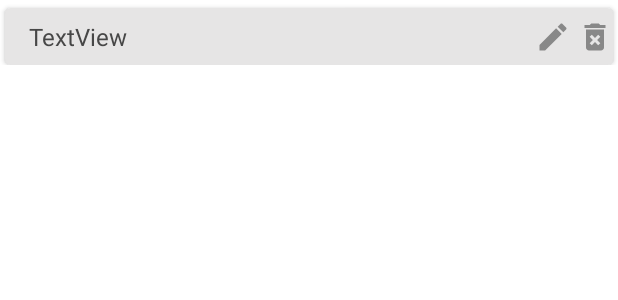
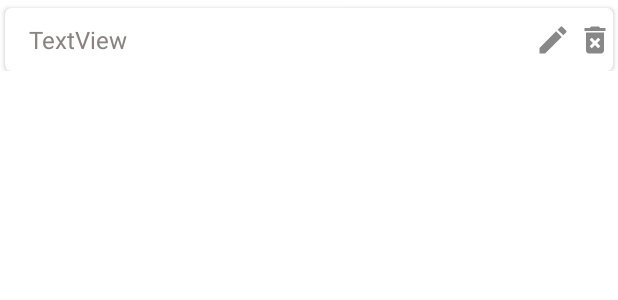
Before and after one commit to Nekit120/FirstApp, an Android app: the layout shop_library_list_item.xml on its own in the app's theme, with its tools: preview values and no code run, on a phone screen of 412 x 824 dp. Shown: the top 300 px of the screen. Run offline under Robolectric (Android 15) with nearby library versions, the phone set to English and light mode, and no system bars.

Commit message:
Showing LibraryItem in list

```diff
--- a/app/src/main/java/com/example/firstapp/db/MainViewModel.kt
+++ b/app/src/main/java/com/example/firstapp/db/MainViewModel.kt
@@ -9,12 +9,15 @@ import kotlinx.coroutines.launch
 
 class MainViewModel(database:MainDataBase) : ViewModel() {
     val dao = database.getDao()
-
+    val libraryItems = MutableLiveData<List<LibraryItem>>()
     val allNotes: LiveData<List<NoteItem>> = dao.getAllItems().asLiveData()
     val allShopListNameItem: LiveData<List<ShopListNameItem>> = dao.getAllShopListNames().asLiveData()
 
     fun getAllItemsFromList(listId: Int):LiveData<List<ShopListItem>>{
         return dao.getAllShopListItems(listId).asLiveData()
+    }
+    fun getAllLibraryItems (name: String) = viewModelScope.launch {
+        libraryItems.postValue(dao.getAllLibraryItems(name))
     }
 
     fun insertNote(note:NoteItem) = viewModelScope.launch {
--- a/app/src/main/res/layout/shop_library_list_item.xml
+++ b/app/src/main/res/layout/shop_library_list_item.xml
@@ -12,7 +12,7 @@
         android:layout_marginTop="5dp"
         android:layout_marginEnd="3dp"
         android:background="@null"
-        android:backgroundTint="#E6E5E5"
+        android:backgroundTint="@color/white"
         app:cardCornerRadius="4dp"
         app:layout_constraintBottom_toBottomOf="parent"
         app:layout_constraintEnd_toEndOf="parent"
@@ -21,17 +21,18 @@
 
         <androidx.constraintlayout.widget.ConstraintLayout
             android:layout_width="match_parent"
-            android:layout_height="match_parent">
+            android:layout_height="match_parent"
+            android:backgroundTint="#E5E5E5">
 
             <TextView
                 android:id="@+id/tvName"
                 android:layout_width="wrap_content"
                 android:layout_height="wrap_content"
                 android:layout_marginStart="16dp"
-                android:layout_marginTop="8dp"
-                android:layout_marginBottom="8dp"
+                android:layout_marginTop="10dp"
+                android:layout_marginBottom="10dp"
                 android:text="TextView"
-                android:textColor="@color/grey"
+                android:textColor="@color/grey_light"
                 android:textSize="16sp"
                 app:layout_constraintBottom_toBottomOf="parent"
                 app:layout_constraintEnd_toStartOf="@+id/imageButton2"
```
Also changed, not shown: app/src/main/java/com/example/firstapp/activities/ShopListActivity.kt (+27 -8 lines), app/src/main/java/com/example/firstapp/db/ShopListItemAdapter.kt (+12 -3 lines).
